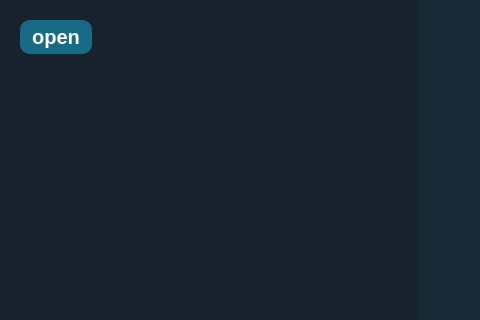
The window that main.ui (omarshaban02/DICOM-Viewer) describes before a commit, drawn with Qt 5; both pictures show x 0 to 480 and y 0 to 320 of the 1254 by 836 pixel window.
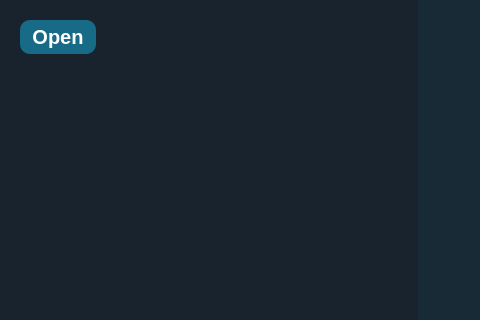
The same window after the commit. Icons and pictures are not drawn.

What changed in the file:
```diff
--- a/main.ui
+++ b/main.ui
@@ -350,7 +350,7 @@
                  <cursorShape>PointingHandCursor</cursorShape>
                 </property>
                 <property name="text">
-                 <string>open</string>
+                 <string>Open</string>
                 </property>
                </widget>
               </item>
```
